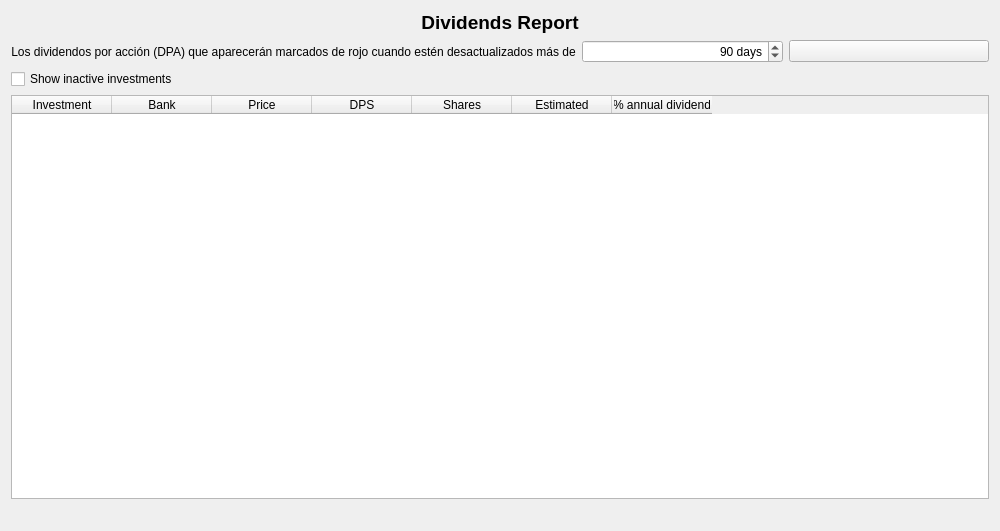
Above: ui/wdgDividendsReport.ui from turulomio/xulpymoney before the change. Below: the same form after it.
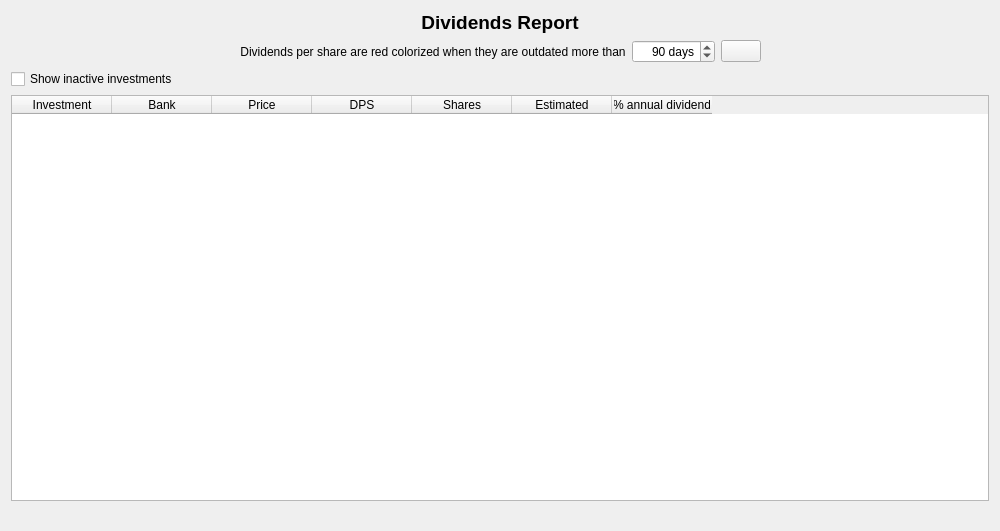
That is the form after the change. Icons and pictures are not drawn. Custom widgets are drawn as their Qt base class.

The edit to the form file:
```diff
--- a/ui/wdgDividendsReport.ui
+++ b/ui/wdgDividendsReport.ui
@@ -38,10 +38,23 @@
      </item>
      <item>
       <layout class="QHBoxLayout" name="horizontalLayout">
+       <item>
+        <spacer name="horizontalSpacer">
+         <property name="orientation">
+          <enum>Qt::Horizontal</enum>
+         </property>
+         <property name="sizeHint" stdset="0">
+          <size>
+           <width>40</width>
+           <height>20</height>
+          </size>
+         </property>
+        </spacer>
+       </item>
        <item>
         <widget class="QLabel" name="label">
          <property name="text">
-          <string>Los dividendos por acción (DPA) que aparecerán marcados de rojo cuando estén desactualizados más de</string>
+          <string>Dividends per share are red colorized when they are outdated more than</string>
          </property>
          <property name="alignment">
           <set>Qt::AlignCenter</set>
@@ -78,6 +91,19 @@
          </property>
         </widget>
        </item>
+       <item>
+        <spacer name="horizontalSpacer_2">
+         <property name="orientation">
+          <enum>Qt::Horizontal</enum>
+         </property>
+         <property name="sizeHint" stdset="0">
+          <size>
+           <width>40</width>
+           <height>20</height>
+          </size>
+         </property>
+        </spacer>
+       </item>
       </layout>
      </item>
      <item>
@@ -148,7 +174,7 @@
       <widget class="QLabel" name="lblTotal">
        <property name="font">
         <font>
-         <pointsize>10</pointsize>
+         <pointsize>8</pointsize>
          <weight>75</weight>
          <bold>true</bold>
         </font>
```
Left out of the diff: 13 changed lines with no effect on the pictures.
